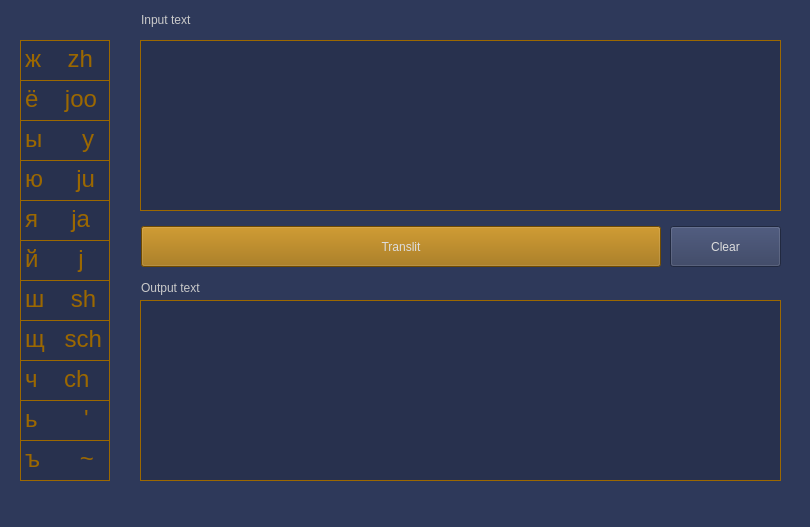
Qt form ui_Il_Translit.ui (il721/il_translit) before a commit.
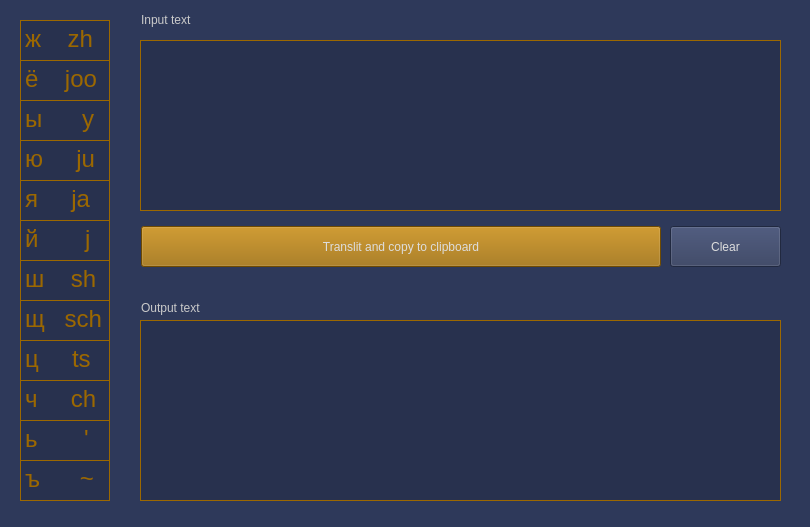
The same form after that commit. Icons and pictures are not drawn.

What changed in the file:
```diff
--- a/ui_Il_Translit.ui
+++ b/ui_Il_Translit.ui
@@ -54,7 +54,7 @@
 background-color: rgb(156, 104, 0);</string>
     </property>
     <property name="text">
-     <string>Translit</string>
+     <string>Translit and copy to clipboard</string>
     </property>
     <property name="icon">
      <iconset resource="icon_01.qrc">
@@ -71,7 +71,7 @@
     <property name="geometry">
      <rect>
       <x>20</x>
-      <y>120</y>
+      <y>100</y>
       <width>90</width>
       <height>41</height>
      </rect>
@@ -98,7 +98,7 @@
     <property name="geometry">
      <rect>
       <x>20</x>
-      <y>80</y>
+      <y>60</y>
       <width>90</width>
       <height>41</height>
      </rect>
@@ -125,7 +125,7 @@
     <property name="geometry">
      <rect>
       <x>20</x>
-      <y>40</y>
+      <y>20</y>
       <width>90</width>
       <height>41</height>
      </rect>
@@ -152,7 +152,7 @@
     <property name="geometry">
      <rect>
       <x>20</x>
-      <y>240</y>
+      <y>220</y>
       <width>90</width>
       <height>41</height>
      </rect>
@@ -172,14 +172,14 @@
 li.unchecked::marker { content: &quot;\2610&quot;; }
 li.checked::marker { content: &quot;\2612&quot;; }
 &lt;/style&gt;&lt;/head&gt;&lt;body style=&quot; font-family:'Tahoma'; font-size:18pt; font-weight:400; font-style:normal;&quot;&gt;
-&lt;p style=&quot; margin-top:0px; margin-bottom:0px; margin-left:0px; margin-right:0px; -qt-block-indent:0; text-indent:0px;&quot;&gt;й      j&lt;/p&gt;&lt;/body&gt;&lt;/html&gt;</string>
+&lt;p style=&quot; margin-top:0px; margin-bottom:0px; margin-left:0px; margin-right:0px; -qt-block-indent:0; text-indent:0px;&quot;&gt;й       j&lt;/p&gt;&lt;/body&gt;&lt;/html&gt;</string>
     </property>
    </widget>
    <widget class="QTextBrowser" name="textBrowser_8">
     <property name="geometry">
      <rect>
       <x>20</x>
-      <y>160</y>
+      <y>140</y>
       <width>90</width>
       <height>41</height>
      </rect>
@@ -206,7 +206,7 @@
     <property name="geometry">
      <rect>
       <x>20</x>
-      <y>200</y>
+      <y>180</y>
       <width>90</width>
       <height>41</height>
      </rect>
@@ -233,7 +233,7 @@
     <property name="geometry">
      <rect>
       <x>20</x>
-      <y>360</y>
+      <y>380</y>
       <width>90</width>
       <height>41</height>
      </rect>
@@ -253,14 +253,14 @@
 li.unchecked::marker { content: &quot;\2610&quot;; }
 li.checked::marker { content: &quot;\2612&quot;; }
 &lt;/style&gt;&lt;/head&gt;&lt;body style=&quot; font-family:'Tahoma'; font-size:18pt; font-weight:400; font-style:normal;&quot;&gt;
-&lt;p style=&quot; margin-top:0px; margin-bottom:0px; margin-left:0px; margin-right:0px; -qt-block-indent:0; text-indent:0px;&quot;&gt;ч    ch&lt;/p&gt;&lt;/body&gt;&lt;/html&gt;</string>
+&lt;p style=&quot; margin-top:0px; margin-bottom:0px; margin-left:0px; margin-right:0px; -qt-block-indent:0; text-indent:0px;&quot;&gt;ч     ch&lt;/p&gt;&lt;/body&gt;&lt;/html&gt;</string>
     </property>
    </widget>
    <widget class="QTextBrowser" name="textBrowser_11">
     <property name="geometry">
      <rect>
       <x>20</x>
-      <y>400</y>
+      <y>420</y>
       <width>90</width>
       <height>41</height>
      </rect>
@@ -287,7 +287,7 @@
     <property name="geometry">
      <rect>
       <x>20</x>
-      <y>440</y>
+      <y>460</y>
       <width>90</width>
       <height>41</height>
      </rect>
@@ -314,7 +314,7 @@
     <property name="geometry">
      <rect>
       <x>20</x>
-      <y>280</y>
+      <y>260</y>
       <width>90</width>
       <height>41</height>
      </rect>
@@ -341,7 +341,7 @@
     <property name="geometry">
      <rect>
       <x>20</x>
-      <y>320</y>
+      <y>300</y>
       <width>90</width>
       <height>41</height>
      </rect>
@@ -368,7 +368,7 @@
     <property name="geometry">
      <rect>
       <x>141</x>
-      <y>278</y>
+      <y>298</y>
       <width>80</width>
       <height>19</height>
      </rect>
@@ -429,7 +429,7 @@
     <property name="geometry">
      <rect>
       <x>140</x>
-      <y>300</y>
+      <y>320</y>
       <width>641</width>
       <height>181</height>
      </rect>
@@ -446,6 +446,33 @@
      <set>Qt::AlignLeading|Qt::AlignLeft|Qt::AlignTop</set>
     </property>
    </widget>
+   <widget class="QTextBrowser" name="textBrowser_15">
+    <property name="geometry">
+     <rect>
+      <x>20</x>
+      <y>340</y>
+      <width>90</width>
+      <height>41</height>
+     </rect>
+    </property>
+    <property name="styleSheet">
+     <string notr="true">color: rgb(156, 104, 0);
+font: 18pt &quot;Tahoma&quot;;
+background-color: rgba(0, 0, 0, 35);
+border: 1px solid rgb(156, 104, 0);
+border-color: rgb(156, 104, 0);</string>
+    </property>
+    <property name="html">
+     <string>&lt;!DOCTYPE HTML PUBLIC &quot;-//W3C//DTD HTML 4.0//EN&quot; &quot;http://www.w3.org/TR/REC-html40/strict.dtd&quot;&gt;
+&lt;html&gt;&lt;head&gt;&lt;meta name=&quot;qrichtext&quot; content=&quot;1&quot; /&gt;&lt;meta charset=&quot;utf-8&quot; /&gt;&lt;style type=&quot;text/css&quot;&gt;
+p, li { white-space: pre-wrap; }
+hr { height: 1px; border-width: 0; }
+li.unchecked::marker { content: &quot;\2610&quot;; }
+li.checked::marker { content: &quot;\2612&quot;; }
+&lt;/style&gt;&lt;/head&gt;&lt;body style=&quot; font-family:'Tahoma'; font-size:18pt; font-weight:400; font-style:normal;&quot;&gt;
+&lt;p style=&quot; margin-top:0px; margin-bottom:0px; margin-left:0px; margin-right:0px; -qt-block-indent:0; text-indent:0px;&quot;&gt;ц     ts&lt;/p&gt;&lt;/body&gt;&lt;/html&gt;</string>
+    </property>
+   </widget>
   </widget>
  </widget>
  <resources>
```
